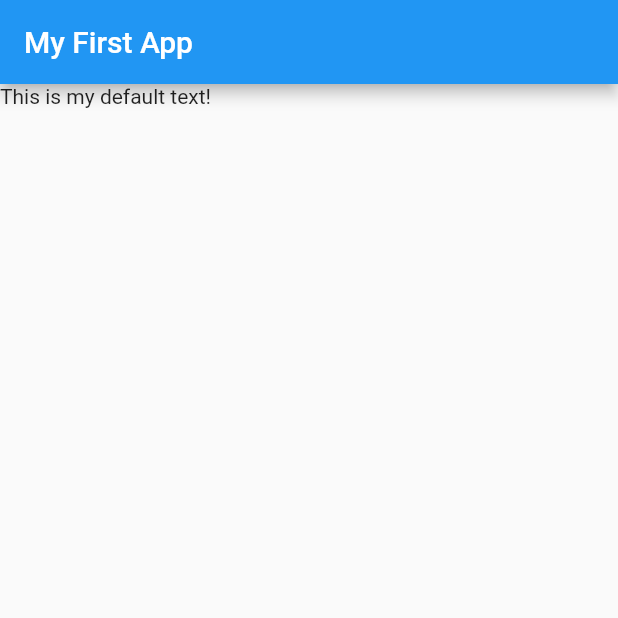
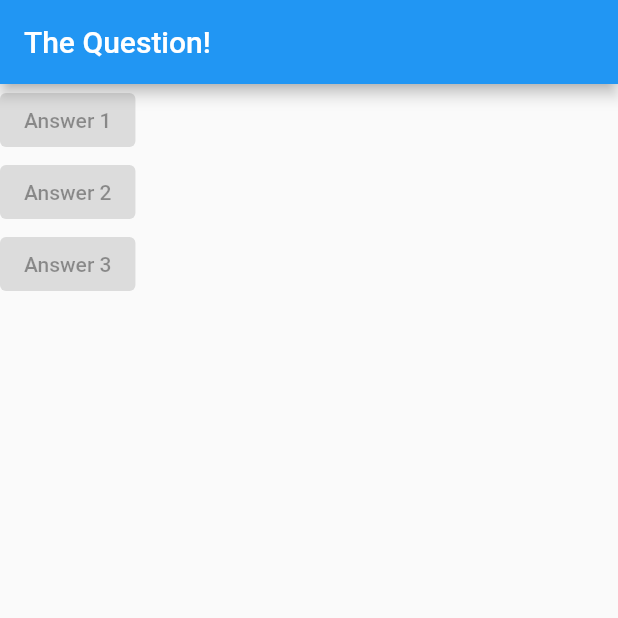
Before and after one commit to sinjikoro/flutter_complate_guide, a Flutter app: the screen it shows after launch, on a phone screen of 412 x 824 dp, the top half of it. Run offline on Flutter 3.47's test engine with Material 2 defaults, Android fonts, the phone set to English and light mode, and no system bars.

Commit message:
30.Adding Layout Widgets

```diff
--- a/lib/main.dart
+++ b/lib/main.dart
@@ -7,10 +7,19 @@ class MyApp extends StatelessWidget {
 
   @override
   Widget build(BuildContext context) {
+    var questions = [
+      'Whar\'s your favorite color?',
+      'Whar\'s your favorite animal?',
+    ];
+
     return MaterialApp(
         home: Scaffold(
-      appBar: AppBar(title: Text('My First App')),
-      body: Text('This is my default text!'),
+      appBar: AppBar(title: Text('The Question!')),
+      body: Column(children: <Widget>[
+        ElevatedButton(child: Text('Answer 1'), onPressed: null),
+        ElevatedButton(child: Text('Answer 2'), onPressed: null),
+        ElevatedButton(child: Text('Answer 3'), onPressed: null),
+      ]),
     ));
   }
 }
```
